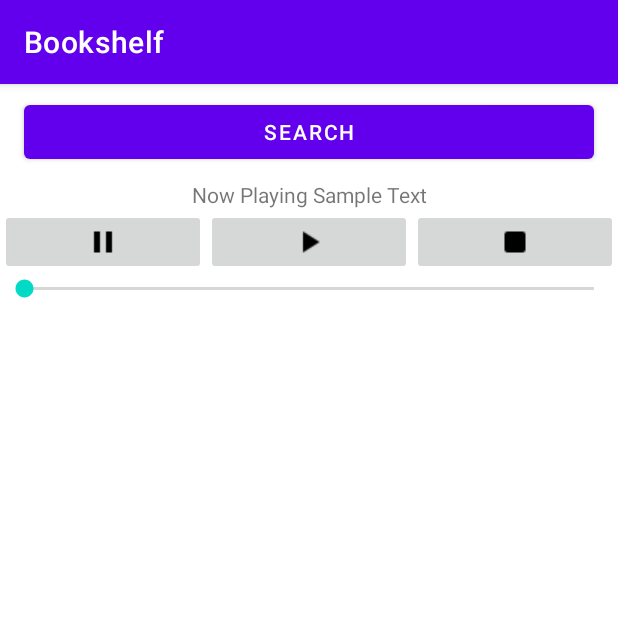
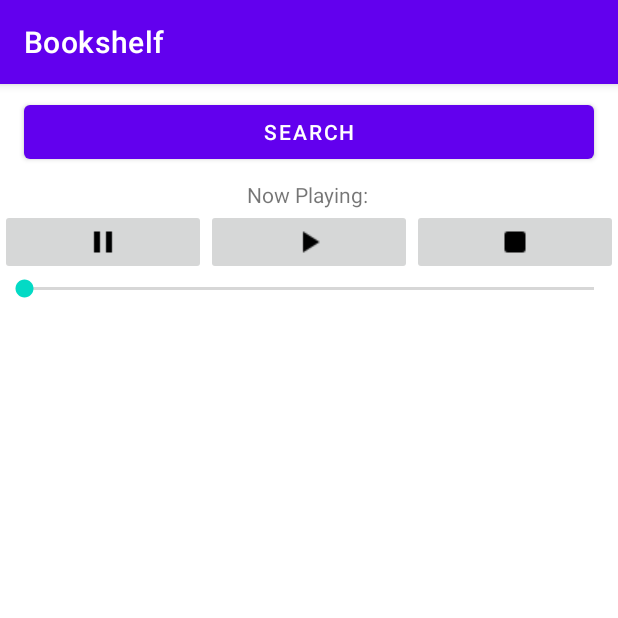
Before and after one commit to senware/Bookshelf, an Android app: the screen it shows after launch (MainActivity), on a phone screen of 412 x 824 dp, the top half of it. Run offline under Robolectric (Android 15) with nearby library versions, the phone set to English and light mode, and no system bars; our stand-ins replace Picasso; libraries missing offline, so code that uses them is left out: edu.temple.audiobookplayer; pictures from the network do not load; 2 statements that could not run were skipped.

Commit message:
added logic to populate now playing text field

```diff
--- a/app/src/main/java/edu/temple/bookshelf/ControlFragment.java
+++ b/app/src/main/java/edu/temple/bookshelf/ControlFragment.java
@@ -13,6 +13,7 @@ import android.view.View;
 import android.view.ViewGroup;
 import android.widget.ImageButton;
 import android.widget.SeekBar;
+import android.widget.TextView;
 
 
 public class ControlFragment extends Fragment {
@@ -25,7 +26,10 @@ public class ControlFragment extends Fragment {
     public static final String ARG_DURATION = "duration";
     public static final String ARG_CURRENT = "current";
 
+    private static final String ARG_NOW_PLAYING = "now playing";
+
     private SeekBar seekBar;
+    private TextView nowPlaying;
 
     int duration, current;
 
@@ -70,33 +74,18 @@ public class ControlFragment extends Fragment {
         // Inflate the layout for this fragment
         View layout = inflater.inflate(R.layout.fragment_control, container, false);
 
+        nowPlaying = layout.findViewById(R.id.now_playing);
+        if(savedInstanceState != null){
+            nowPlaying.setText(savedInstanceState.getString(ARG_NOW_PLAYING));
+        } else {
+            nowPlaying.setText(getString(R.string.now_playing));
+        }
+
         ImageButton playButton = layout.findViewById(R.id.play_button);
         ImageButton pauseButton = layout.findViewById(R.id.pause_button);
         ImageButton stopButton = layout.findViewById(R.id.stop_button);
 
         seekBar = layout.findViewById(R.id.seek_bar);
-
-//        new Thread(new Runnable () {
-//            @Override
-//            public void run() {
-//                while(duration == 0) {
-//                    duration = getArguments().getInt(ARG_DURATION);
-//                    seekBar.setMax(duration);
-//                }
-//                Log.d("SEEK", "Duration is " + seekBar.getMax());
-//
-//                while (current != duration){
-//                    current = getArguments().getInt(ARG_CURRENT);
-//                    seekBar.setProgress(current, true);
-//                    Log.d("SEEK", "Position: " + seekBar.getProgress());
-//                    try {
-//                        Thread.sleep(1000);
-//                    } catch (InterruptedException e) {
-//                        e.printStackTrace();
-//                    }
-//                }
-//            }
-//        }).start();
 
         playButton.setOnClickListener(new View.OnClickListener() {
             @Override
@@ -139,6 +128,11 @@ public class ControlFragment extends Fragment {
         return layout;
     }
 
+    public void setText(String nowPlayingTitle) {
+        String npString = getString(R.string.now_playing) + nowPlayingTitle;
+        nowPlaying.setText(npString);
+    }
+
     public void setDuration(int duration) {
         seekBar.setMax(duration);
         Log.d("SEEK", "Duration is " + seekBar.getMax());
@@ -154,4 +148,10 @@ public class ControlFragment extends Fragment {
         void stopAudio();
         void seekAudio(int progress);
     }
+
+    @Override
+    public void onSaveInstanceState(@NonNull Bundle outState) {
+        super.onSaveInstanceState(outState);
+        outState.putString(ARG_NOW_PLAYING, nowPlaying.getText().toString());
+    }
 }
--- a/app/src/main/java/edu/temple/bookshelf/MainActivity.java
+++ b/app/src/main/java/edu/temple/bookshelf/MainActivity.java
@@ -203,6 +203,7 @@ public class MainActivity extends AppCompatActivity implements ListFragment.List
         cFrag = (ControlFragment) manager.findFragmentByTag("CONTROL");
         if (cFrag != null) {
             cFrag.setDuration(selectedBook.getDuration());
+            cFrag.setText(selectedBook.getTitle());
         }
 
         if (secondContainer) {
--- a/app/src/main/res/layout/fragment_control.xml
+++ b/app/src/main/res/layout/fragment_control.xml
@@ -10,7 +10,7 @@
 
     <TextView
         android:id="@+id/now_playing"
-        android:text="@string/now_playing"
+        android:text=""
         android:textAlignment="center"
         android:layout_width="match_parent"
         android:layout_height="wrap_content"
--- a/app/src/main/res/values/strings.xml
+++ b/app/src/main/res/values/strings.xml
@@ -6,5 +6,5 @@
     <string name="search_title">Search</string>
     <string name="search_prompt">Enter title/author</string>
     <string name="search_button">Go</string>
-    <string name="now_playing">Now Playing Sample Text</string>
+    <string name="now_playing">Now Playing:\u0020</string>
 </resources>
```
